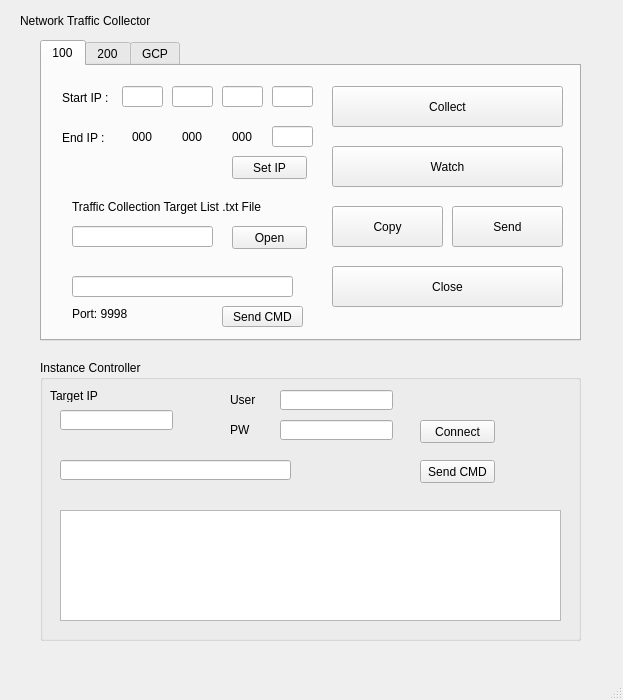
This is pcap_collector/server_GUI-PyQt/CC_Server_GUI.ui in gunh0/pcap-tracking as Qt 5 draws it before an edit. The edited form follows.
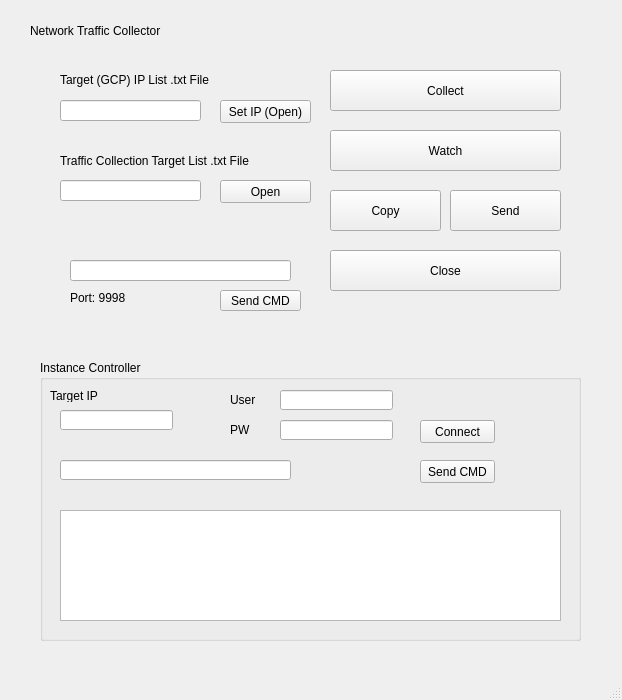
This is the edited form. The open tabs and pages were chosen to show the change.

Commit message: Remove 100, 200 UI & function

```diff
--- a/pcap_collector/server_GUI-PyQt/CC_Server_GUI.ui
+++ b/pcap_collector/server_GUI-PyQt/CC_Server_GUI.ui
@@ -6,7 +6,7 @@
    <rect>
     <x>0</x>
     <y>0</y>
-    <width>623</width>
+    <width>622</width>
     <height>700</height>
    </rect>
   </property>
@@ -17,8 +17,8 @@
    <widget class="QLabel" name="label">
     <property name="geometry">
      <rect>
-      <x>20</x>
-      <y>10</y>
+      <x>30</x>
+      <y>20</y>
       <width>141</width>
       <height>21</height>
      </rect>
@@ -27,763 +27,6 @@
      <string>Network Traffic Collector</string>
     </property>
    </widget>
-   <widget class="QTabWidget" name="tabWidget">
-    <property name="geometry">
-     <rect>
-      <x>40</x>
-      <y>40</y>
-      <width>541</width>
-      <height>301</height>
-     </rect>
-    </property>
-    <property name="currentIndex">
-     <number>2</number>
-    </property>
-    <widget class="QWidget" name="ntc_100">
-     <property name="toolTipDuration">
-      <number>6</number>
-     </property>
-     <attribute name="title">
-      <string>100</string>
-     </attribute>
-     <widget class="QLineEdit" name="sip1001">
-      <property name="geometry">
-       <rect>
-        <x>80</x>
-        <y>20</y>
-        <width>41</width>
-        <height>21</height>
-       </rect>
-      </property>
-     </widget>
-     <widget class="QLabel" name="label_2">
-      <property name="geometry">
-       <rect>
-        <x>20</x>
-        <y>22</y>
-        <width>56</width>
-        <height>20</height>
-       </rect>
-      </property>
-      <property name="text">
-       <string>Start IP :</string>
-      </property>
-     </widget>
-     <widget class="QLabel" name="label_3">
-      <property name="geometry">
-       <rect>
-        <x>20</x>
-        <y>62</y>
-        <width>56</width>
-        <height>20</height>
-       </rect>
-      </property>
-      <property name="text">
-       <string>End IP :</string>
-      </property>
-     </widget>
-     <widget class="QLabel" name="label_4">
-      <property name="geometry">
-       <rect>
-        <x>90</x>
-        <y>60</y>
-        <width>31</width>
-        <height>21</height>
-       </rect>
-      </property>
-      <property name="sizePolicy">
-       <sizepolicy hsizetype="Preferred" vsizetype="Preferred">
-        <horstretch>0</horstretch>
-        <verstretch>0</verstretch>
-       </sizepolicy>
-      </property>
-      <property name="text">
-       <string>000</string>
-      </property>
-     </widget>
-     <widget class="QLineEdit" name="sip1002">
-      <property name="geometry">
-       <rect>
-        <x>130</x>
-        <y>20</y>
-        <width>41</width>
-        <height>21</height>
-       </rect>
-      </property>
-     </widget>
-     <widget class="QLineEdit" name="sip1003">
-      <property name="geometry">
-       <rect>
-        <x>180</x>
-        <y>20</y>
-        <width>41</width>
-        <height>21</height>
-       </rect>
-      </property>
-     </widget>
-     <widget class="QLineEdit" name="lip1004">
-      <property name="geometry">
-       <rect>
-        <x>230</x>
-        <y>60</y>
-        <width>41</width>
-        <height>21</height>
-       </rect>
-      </property>
-     </widget>
-     <widget class="QLabel" name="label_5">
-      <property name="geometry">
-       <rect>
-        <x>140</x>
-        <y>60</y>
-        <width>31</width>
-        <height>21</height>
-       </rect>
-      </property>
-      <property name="sizePolicy">
-       <sizepolicy hsizetype="Preferred" vsizetype="Preferred">
-        <horstretch>0</horstretch>
-        <verstretch>0</verstretch>
-       </sizepolicy>
-      </property>
-      <property name="text">
-       <string>000</string>
-      </property>
-     </widget>
-     <widget class="QPushButton" name="pBtn100_collect">
-      <property name="geometry">
-       <rect>
-        <x>290</x>
-        <y>20</y>
-        <width>231</width>
-        <height>41</height>
-       </rect>
-      </property>
-      <property name="text">
-       <string>Collect</string>
-      </property>
-     </widget>
-     <widget class="QPushButton" name="pBtn100_send">
-      <property name="geometry">
-       <rect>
-        <x>410</x>
-        <y>140</y>
-        <width>111</width>
-        <height>41</height>
-       </rect>
-      </property>
-      <property name="text">
-       <string>Send</string>
-      </property>
-     </widget>
-     <widget class="QPushButton" name="pBtn100_watch">
-      <property name="geometry">
-       <rect>
-        <x>290</x>
-        <y>80</y>
-        <width>231</width>
-        <height>41</height>
-       </rect>
-      </property>
-      <property name="text">
-       <string>Watch</string>
-      </property>
-     </widget>
-     <widget class="QPushButton" name="pBtn100_copy">
-      <property name="geometry">
-       <rect>
-        <x>290</x>
-        <y>140</y>
-        <width>111</width>
-        <height>41</height>
-       </rect>
-      </property>
-      <property name="text">
-       <string>Copy</string>
-      </property>
-     </widget>
-     <widget class="QPushButton" name="pBtn100_close">
-      <property name="geometry">
-       <rect>
-        <x>290</x>
-        <y>200</y>
-        <width>231</width>
-        <height>41</height>
-       </rect>
-      </property>
-      <property name="text">
-       <string>Close</string>
-      </property>
-     </widget>
-     <widget class="QLineEdit" name="sip1004">
-      <property name="geometry">
-       <rect>
-        <x>230</x>
-        <y>20</y>
-        <width>41</width>
-        <height>21</height>
-       </rect>
-      </property>
-     </widget>
-     <widget class="QLabel" name="label_15">
-      <property name="geometry">
-       <rect>
-        <x>190</x>
-        <y>60</y>
-        <width>31</width>
-        <height>21</height>
-       </rect>
-      </property>
-      <property name="sizePolicy">
-       <sizepolicy hsizetype="Preferred" vsizetype="Preferred">
-        <horstretch>0</horstretch>
-        <verstretch>0</verstretch>
-       </sizepolicy>
-      </property>
-      <property name="text">
-       <string>000</string>
-      </property>
-     </widget>
-     <widget class="QLineEdit" name="cmd100">
-      <property name="geometry">
-       <rect>
-        <x>30</x>
-        <y>210</y>
-        <width>221</width>
-        <height>21</height>
-       </rect>
-      </property>
-     </widget>
-     <widget class="QPushButton" name="pBtn100_cmd">
-      <property name="geometry">
-       <rect>
-        <x>180</x>
-        <y>240</y>
-        <width>81</width>
-        <height>21</height>
-       </rect>
-      </property>
-      <property name="text">
-       <string>Send CMD</string>
-      </property>
-     </widget>
-     <widget class="QPushButton" name="pBtnSet100ip">
-      <property name="geometry">
-       <rect>
-        <x>190</x>
-        <y>90</y>
-        <width>75</width>
-        <height>23</height>
-       </rect>
-      </property>
-      <property name="text">
-       <string>Set IP</string>
-      </property>
-     </widget>
-     <widget class="QPushButton" name="pBtnOpenTargetList_2">
-      <property name="geometry">
-       <rect>
-        <x>190</x>
-        <y>160</y>
-        <width>75</width>
-        <height>23</height>
-       </rect>
-      </property>
-      <property name="text">
-       <string>Open</string>
-      </property>
-     </widget>
-     <widget class="QLabel" name="label_19">
-      <property name="geometry">
-       <rect>
-        <x>30</x>
-        <y>125</y>
-        <width>221</width>
-        <height>31</height>
-       </rect>
-      </property>
-      <property name="text">
-       <string>Traffic Collection Target List .txt File</string>
-      </property>
-     </widget>
-     <widget class="QLineEdit" name="gcp_TargetListPath_2">
-      <property name="geometry">
-       <rect>
-        <x>30</x>
-        <y>160</y>
-        <width>141</width>
-        <height>21</height>
-       </rect>
-      </property>
-     </widget>
-     <widget class="QLabel" name="label_6">
-      <property name="geometry">
-       <rect>
-        <x>30</x>
-        <y>240</y>
-        <width>131</width>
-        <height>16</height>
-       </rect>
-      </property>
-      <property name="text">
-       <string>Port: 9998</string>
-      </property>
-     </widget>
-    </widget>
-    <widget class="QWidget" name="ntc_200">
-     <attribute name="title">
-      <string>200</string>
-     </attribute>
-     <widget class="QLabel" name="label_7">
-      <property name="geometry">
-       <rect>
-        <x>20</x>
-        <y>62</y>
-        <width>56</width>
-        <height>20</height>
-       </rect>
-      </property>
-      <property name="text">
-       <string>End IP :</string>
-      </property>
-     </widget>
-     <widget class="QLabel" name="label_10">
-      <property name="geometry">
-       <rect>
-        <x>20</x>
-        <y>22</y>
-        <width>56</width>
-        <height>20</height>
-       </rect>
-      </property>
-      <property name="text">
-       <string>Start IP :</string>
-      </property>
-     </widget>
-     <widget class="QPushButton" name="pBtn200_send">
-      <property name="geometry">
-       <rect>
-        <x>410</x>
-        <y>140</y>
-        <width>111</width>
-        <height>41</height>
-       </rect>
-      </property>
-      <property name="text">
-       <string>Send</string>
-      </property>
-     </widget>
-     <widget class="QPushButton" name="pBtn200_watch">
-      <property name="geometry">
-       <rect>
-        <x>290</x>
-        <y>80</y>
-        <width>231</width>
-        <height>41</height>
-       </rect>
-      </property>
-      <property name="text">
-       <string>Watch</string>
-      </property>
-     </widget>
-     <widget class="QPushButton" name="pBtn200_collect">
-      <property name="geometry">
-       <rect>
-        <x>290</x>
-        <y>20</y>
-        <width>231</width>
-        <height>41</height>
-       </rect>
-      </property>
-      <property name="text">
-       <string>Collect</string>
-      </property>
-     </widget>
-     <widget class="QPushButton" name="pBtn200_copy">
-      <property name="geometry">
-       <rect>
-        <x>290</x>
-        <y>140</y>
-        <width>111</width>
-        <height>41</height>
-       </rect>
-      </property>
-      <property name="text">
-       <string>Copy</string>
-      </property>
-     </widget>
-     <widget class="QPushButton" name="pBtn200_close">
-      <property name="geometry">
-       <rect>
-        <x>290</x>
-        <y>200</y>
-        <width>231</width>
-        <height>41</height>
-       </rect>
-      </property>
-      <property name="text">
-       <string>Close</string>
-      </property>
-     </widget>
-     <widget class="QLineEdit" name="sip2003">
-      <property name="geometry">
-       <rect>
-        <x>180</x>
-        <y>20</y>
-        <width>41</width>
-        <height>21</height>
-       </rect>
-      </property>
-     </widget>
-     <widget class="QLabel" name="label_16">
-      <property name="geometry">
-       <rect>
-        <x>140</x>
-        <y>60</y>
-        <width>31</width>
-        <height>21</height>
-       </rect>
-      </property>
-      <property name="sizePolicy">
-       <sizepolicy hsizetype="Preferred" vsizetype="Preferred">
-        <horstretch>0</horstretch>
-        <verstretch>0</verstretch>
-       </sizepolicy>
-      </property>
-      <property name="text">
-       <string>000</string>
-      </property>
-     </widget>
-     <widget class="QLineEdit" name="sip2004">
-      <property name="geometry">
-       <rect>
-        <x>230</x>
-        <y>20</y>
-        <width>41</width>
-        <height>21</height>
-       </rect>
-      </property>
-     </widget>
-     <widget class="QLineEdit" name="lip2004">
-      <property name="geometry">
-       <rect>
-        <x>230</x>
-        <y>60</y>
-        <width>41</width>
-        <height>21</height>
-       </rect>
-      </property>
-     </widget>
-     <widget class="QLineEdit" name="sip2002">
-      <property name="geometry">
-       <rect>
-        <x>130</x>
-        <y>20</y>
-        <width>41</width>
-        <height>21</height>
-       </rect>
-      </property>
-     </widget>
-     <widget class="QLabel" name="label_17">
-      <property name="geometry">
-       <rect>
-        <x>90</x>
-        <y>60</y>
-        <width>31</width>
-        <height>21</height>
-       </rect>
-      </property>
-      <property name="sizePolicy">
-       <sizepolicy hsizetype="Preferred" vsizetype="Preferred">
-        <horstretch>0</horstretch>
-        <verstretch>0</verstretch>
-       </sizepolicy>
-      </property>
-      <property name="text">
-       <string>000</string>
-      </property>
-     </widget>
-     <widget class="QLabel" name="label_18">
-      <property name="geometry">
-       <rect>
-        <x>190</x>
-        <y>60</y>
-        <width>31</width>
-        <height>21</height>
-       </rect>
-      </property>
-      <property name="sizePolicy">
-       <sizepolicy hsizetype="Preferred" vsizetype="Preferred">
-        <horstretch>0</horstretch>
-        <verstretch>0</verstretch>
-       </sizepolicy>
-      </property>
-      <property name="text">
-       <string>000</string>
-      </property>
-     </widget>
-     <widget class="QLineEdit" name="sip2001">
-      <property name="geometry">
-       <rect>
-        <x>80</x>
-        <y>20</y>
-        <width>41</width>
-        <height>21</height>
-       </rect>
-      </property>
-     </widget>
-     <widget class="QLineEdit" name="cmd200">
-      <property name="geometry">
-       <rect>
-        <x>30</x>
-        <y>210</y>
-        <width>221</width>
-        <height>21</height>
-       </rect>
-      </property>
-     </widget>
-     <widget class="QPushButton" name="pBtn200_cmd">
-      <property name="geometry">
-       <rect>
-        <x>180</x>
-        <y>240</y>
-        <width>81</width>
-        <height>21</height>
-       </rect>
-      </property>
-      <property name="text">
-       <string>Send CMD</string>
-      </property>
-     </widget>
-     <widget class="QPushButton" name="pBtnSet200ip">
-      <property name="geometry">
-       <rect>
-        <x>190</x>
-        <y>90</y>
-        <width>75</width>
-        <height>23</height>
-       </rect>
-      </property>
-      <property name="text">
-       <string>Set IP</string>
-      </property>
-     </widget>
-     <widget class="QLineEdit" name="gcp_TargetListPath_3">
-      <property name="geometry">
-       <rect>
-        <x>30</x>
-        <y>160</y>
-        <width>141</width>
-        <height>21</height>
-       </rect>
-      </property>
-     </widget>
-     <widget class="QPushButton" name="pBtnOpenTargetList_3">
-      <property name="geometry">
-       <rect>
-        <x>190</x>
-        <y>160</y>
-        <width>75</width>
-        <height>23</height>
-       </rect>
-      </property>
-      <property name="text">
-       <string>Open</string>
-      </property>
-     </widget>
-     <widget class="QLabel" name="label_20">
-      <property name="geometry">
-       <rect>
-        <x>30</x>
-        <y>125</y>
-        <width>221</width>
-        <height>31</height>
-       </rect>
-      </property>
-      <property name="text">
-       <string>Traffic Collection Target List .txt File</string>
-      </property>
-     </widget>
-    </widget>
-    <widget class="QWidget" name="ntc_gcp">
-     <attribute name="title">
-      <string>GCP</string>
-     </attribute>
-     <widget class="QLabel" name="label_12">
-      <property name="geometry">
-       <rect>
-        <x>20</x>
-        <y>20</y>
-        <width>191</width>
-        <height>20</height>
-       </rect>
-      </property>
-      <property name="text">
-       <string>GCP PC IP List .txt File</string>
-      </property>
-     </widget>
-     <widget class="QPushButton" name="pBtnSetGCPip">
-      <property name="geometry">
-       <rect>
-        <x>180</x>
-        <y>50</y>
-        <width>91</width>
-        <height>23</height>
-       </rect>
-      </property>
-      <property name="text">
-       <string>Set IP (Open)</string>
-      </property>
-     </widget>
-     <widget class="QPushButton" name="pBtnGCP_send">
-      <property name="geometry">
-       <rect>
-        <x>410</x>
-        <y>140</y>
-        <width>111</width>
-        <height>41</height>
-       </rect>
-      </property>
-      <property name="text">
-       <string>Send</string>
-      </property>
-     </widget>
-     <widget class="QPushButton" name="pBtnGCP_watch">
-      <property name="geometry">
-       <rect>
-        <x>290</x>
-        <y>80</y>
-        <width>231</width>
-        <height>41</height>
-       </rect>
-      </property>
-      <property name="text">
-       <string>Watch</string>
-      </property>
-     </widget>
-     <widget class="QPushButton" name="pBtnGCP_collect">
-      <property name="geometry">
-       <rect>
-        <x>290</x>
-        <y>20</y>
-        <width>231</width>
-        <height>41</height>
-       </rect>
-      </property>
-      <property name="text">
-       <string>Collect</string>
-      </property>
-     </widget>
-     <widget class="QPushButton" name="pBtnGCP_copy">
-      <property name="geometry">
-       <rect>
-        <x>290</x>
-        <y>140</y>
-        <width>111</width>
-        <height>41</height>
-       </rect>
-      </property>
-      <property name="text">
-       <string>Copy</string>
-      </property>
-     </widget>
-     <widget class="QPushButton" name="pBtnGCP_close">
-      <property name="geometry">
-       <rect>
-        <x>290</x>
-        <y>200</y>
-        <width>231</width>
-        <height>41</height>
-       </rect>
-      </property>
-      <property name="text">
-       <string>Close</string>
-      </property>
-     </widget>
-     <widget class="QLineEdit" name="gcp_TargetListPath">
-      <property name="geometry">
-       <rect>
-        <x>20</x>
-        <y>130</y>
-        <width>141</width>
-        <height>21</height>
-       </rect>
-      </property>
-     </widget>
-     <widget class="QLabel" name="label_13">
-      <property name="geometry">
-       <rect>
-        <x>20</x>
-        <y>95</y>
-        <width>221</width>
-        <height>31</height>
-       </rect>
-      </property>
-      <property name="text">
-       <string>Traffic Collection Target List .txt File</string>
-      </property>
-     </widget>
-     <widget class="QLineEdit" name="gcp_ipListPath">
-      <property name="geometry">
-       <rect>
-        <x>20</x>
-        <y>50</y>
-        <width>141</width>
-        <height>21</height>
-       </rect>
-      </property>
-     </widget>
-     <widget class="QPushButton" name="pBtnGCP_OpenTargetList">
-      <property name="geometry">
-       <rect>
-        <x>180</x>
-        <y>130</y>
-        <width>91</width>
-        <height>23</height>
-       </rect>
-      </property>
-      <property name="text">
-       <string>Open</string>
-      </property>
-     </widget>
-     <widget class="QPushButton" name="pBtnGCP_cmd">
-      <property name="geometry">
-       <rect>
-        <x>180</x>
-        <y>240</y>
-        <width>81</width>
-        <height>21</height>
-       </rect>
-      </property>
-      <property name="text">
-       <string>Send CMD</string>
-      </property>
-     </widget>
-     <widget class="QLineEdit" name="cmdGCP">
-      <property name="geometry">
-       <rect>
-        <x>30</x>
-        <y>210</y>
-        <width>221</width>
-        <height>21</height>
-       </rect>
-      </property>
-     </widget>
-     <widget class="QLabel" name="label_8">
-      <property name="geometry">
-       <rect>
-        <x>30</x>
-        <y>240</y>
-        <width>131</width>
-        <height>16</height>
-       </rect>
-      </property>
-      <property name="text">
-       <string>Port: 9998</string>
-      </property>
-     </widget>
-    </widget>
-   </widget>
    <widget class="QGroupBox" name="groupBox">
     <property name="geometry">
      <rect>
@@ -912,6 +155,179 @@
      </property>
     </widget>
    </widget>
+   <widget class="QLabel" name="label_12">
+    <property name="geometry">
+     <rect>
+      <x>60</x>
+      <y>70</y>
+      <width>191</width>
+      <height>20</height>
+     </rect>
+    </property>
+    <property name="text">
+     <string>Target (GCP) IP List .txt File</string>
+    </property>
+   </widget>
+   <widget class="QPushButton" name="pBtnGCP_send">
+    <property name="geometry">
+     <rect>
+      <x>450</x>
+      <y>190</y>
+      <width>111</width>
+      <height>41</height>
+     </rect>
+    </property>
+    <property name="text">
+     <string>Send</string>
+    </property>
+   </widget>
+   <widget class="QPushButton" name="pBtnGCP_close">
+    <property name="geometry">
+     <rect>
+      <x>330</x>
+      <y>250</y>
+      <width>231</width>
+      <height>41</height>
+     </rect>
+    </property>
+    <property name="text">
+     <string>Close</string>
+    </property>
+   </widget>
+   <widget class="QPushButton" name="pBtnGCP_watch">
+    <property name="geometry">
+     <rect>
+      <x>330</x>
+      <y>130</y>
+      <width>231</width>
+      <height>41</height>
+     </rect>
+    </property>
+    <property name="text">
+     <string>Watch</string>
+    </property>
+   </widget>
+   <widget class="QPushButton" name="pBtnGCP_collect">
+    <property name="geometry">
+     <rect>
+      <x>330</x>
+      <y>70</y>
+      <width>231</width>
+      <height>41</height>
+     </rect>
+    </property>
+    <property name="text">
+     <string>Collect</string>
+    </property>
+   </widget>
+   <widget class="QPushButton" name="pBtnGCP_copy">
+    <property name="geometry">
+     <rect>
+      <x>330</x>
+      <y>190</y>
+      <width>111</width>
+      <height>41</height>
+     </rect>
+    </property>
+    <property name="text">
+     <string>Copy</string>
+    </property>
+   </widget>
+   <widget class="QPushButton" name="pBtnSetGCPip">
+    <property name="geometry">
+     <rect>
+      <x>220</x>
+      <y>100</y>
+      <width>91</width>
+      <height>23</height>
+     </rect>
+    </property>
+    <property name="text">
+     <string>Set IP (Open)</string>
+    </property>
+   </widget>
+   <widget class="QLineEdit" name="cmdGCP">
+    <property name="geometry">
+     <rect>
+      <x>70</x>
+      <y>260</y>
+      <width>221</width>
+      <height>21</height>
+     </rect>
+    </property>
+   </widget>
+   <widget class="QLineEdit" name="gcp_TargetListPath">
+    <property name="geometry">
+     <rect>
+      <x>60</x>
+      <y>180</y>
+      <width>141</width>
+      <height>21</height>
+     </rect>
+    </property>
+   </widget>
+   <widget class="QLineEdit" name="gcp_ipListPath">
+    <property name="geometry">
+     <rect>
+      <x>60</x>
+      <y>100</y>
+      <width>141</width>
+      <height>21</height>
+     </rect>
+    </property>
+   </widget>
+   <widget class="QPushButton" name="pBtnGCP_OpenTargetList">
+    <property name="geometry">
+     <rect>
+      <x>220</x>
+      <y>180</y>
+      <width>91</width>
+      <height>23</height>
+     </rect>
+    </property>
+    <property name="text">
+     <string>Open</string>
+    </property>
+   </widget>
+   <widget class="QLabel" name="label_8">
+    <property name="geometry">
+     <rect>
+      <x>70</x>
+      <y>290</y>
+      <width>131</width>
+      <height>16</height>
+     </rect>
+    </property>
+    <property name="text">
+     <string>Port: 9998</string>
+    </property>
+   </widget>
+   <widget class="QLabel" name="label_13">
+    <property name="geometry">
+     <rect>
+      <x>60</x>
+      <y>145</y>
+      <width>221</width>
+      <height>31</height>
+     </rect>
+    </property>
+    <property name="text">
+     <string>Traffic Collection Target List .txt File</string>
+    </property>
+   </widget>
+   <widget class="QPushButton" name="pBtnGCP_cmd">
+    <property name="geometry">
+     <rect>
+      <x>220</x>
+      <y>290</y>
+      <width>81</width>
+      <height>21</height>
+     </rect>
+    </property>
+    <property name="text">
+     <string>Send CMD</string>
+    </property>
+   </widget>
   </widget>
   <widget class="QMenuBar" name="menubar">
    <property name="geometry">
```
Left out of the diff: 2 changed lines with no effect on the pictures. The commit also changes 3 other files.
